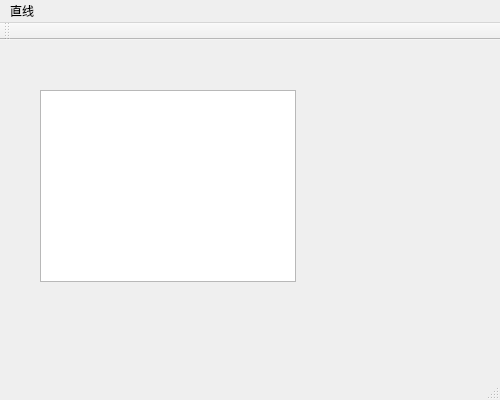
mhq1065/Graphics, file QtWidgetsApplication1/QtWidgetsApplication1.ui: the form before one commit.
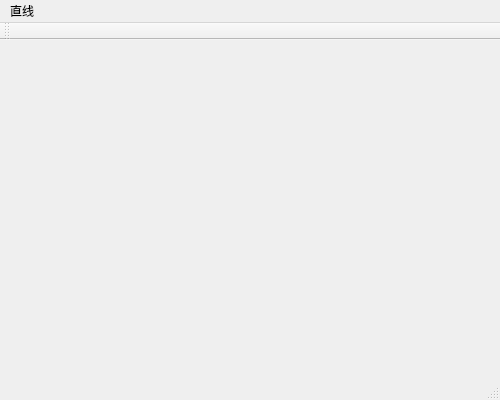
The form after the commit.

Patch:
```diff
--- a/QtWidgetsApplication1/QtWidgetsApplication1.ui
+++ b/QtWidgetsApplication1/QtWidgetsApplication1.ui
@@ -25,18 +25,7 @@
   <property name="windowTitle">
    <string>QtWidgetsApplication1</string>
   </property>
-  <widget class="QWidget" name="centralWidget">
-   <widget class="QGraphicsView" name="graphicsView">
-    <property name="geometry">
-     <rect>
-      <x>40</x>
-      <y>50</y>
-      <width>256</width>
-      <height>192</height>
-     </rect>
-    </property>
-   </widget>
-  </widget>
+  <widget class="QWidget" name="centralWidget"/>
   <widget class="QMenuBar" name="menuBar">
    <property name="geometry">
     <rect>
```
